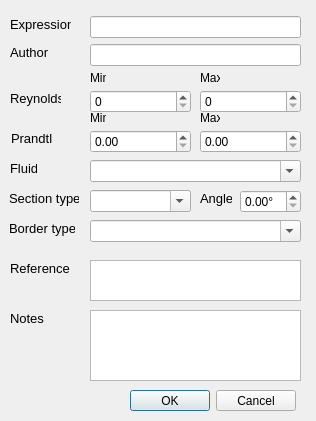
This is addcorrelation.ui in ateixeira0163/PCHE as Qt 5 draws it before an edit. The edited form follows.
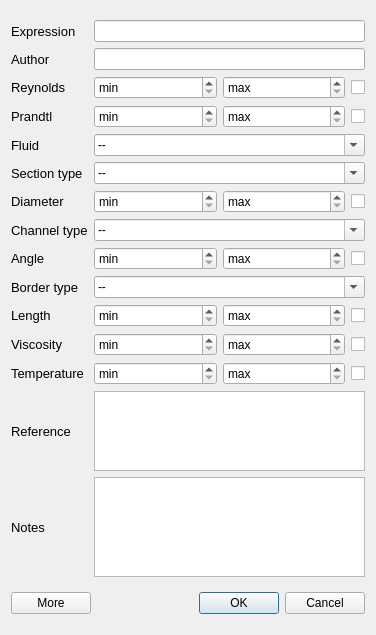
This is the edited form.

```diff
--- a/addcorrelation.ui
+++ b/addcorrelation.ui
@@ -6,38 +6,18 @@
    <rect>
     <x>0</x>
     <y>0</y>
-    <width>316</width>
-    <height>421</height>
+    <width>376</width>
+    <height>635</height>
    </rect>
   </property>
   <property name="windowTitle">
    <string>Add new correlation</string>
   </property>
-  <widget class="QDialogButtonBox" name="buttonBox">
-   <property name="geometry">
-    <rect>
-     <x>130</x>
-     <y>390</y>
-     <width>166</width>
-     <height>21</height>
-    </rect>
-   </property>
-   <property name="orientation">
-    <enum>Qt::Horizontal</enum>
-   </property>
-   <property name="standardButtons">
-    <set>QDialogButtonBox::Cancel|QDialogButtonBox::Ok</set>
-   </property>
-  </widget>
+  <layout class="QGridLayout" name="gridLayout_2">
+   <item row="0" column="0">
+    <layout class="QGridLayout" name="gridLayout">
+     <item row="0" column="0">
   <widget class="QLabel" name="label">
-   <property name="geometry">
-    <rect>
-     <x>10</x>
-     <y>16</y>
-     <width>61</width>
-     <height>16</height>
-    </rect>
-   </property>
    <property name="font">
     <font>
      <pointsize>10</pointsize>
@@ -47,15 +27,12 @@
     <string>Expression</string>
    </property>
   </widget>
+     </item>
+     <item row="0" column="1">
+      <widget class="QLineEdit" name="exprBox"/>
+     </item>
+     <item row="1" column="0">
   <widget class="QLabel" name="label_2">
-   <property name="geometry">
-    <rect>
-     <x>10</x>
-     <y>44</y>
-     <width>38</width>
-     <height>16</height>
-    </rect>
-   </property>
    <property name="font">
     <font>
      <pointsize>10</pointsize>
@@ -65,15 +42,12 @@
     <string>Author</string>
    </property>
   </widget>
+     </item>
+     <item row="1" column="1">
+      <widget class="QLineEdit" name="authorBox"/>
+     </item>
+     <item row="2" column="0">
   <widget class="QLabel" name="label_3">
-   <property name="geometry">
-    <rect>
-     <x>10</x>
-     <y>90</y>
-     <width>51</width>
-     <height>16</height>
-    </rect>
-   </property>
    <property name="font">
     <font>
      <pointsize>10</pointsize>
@@ -83,15 +57,103 @@
     <string>Reynolds</string>
    </property>
   </widget>
+     </item>
+     <item row="2" column="1">
+      <layout class="QHBoxLayout" name="horizontalLayout_9">
+       <item>
+        <layout class="QHBoxLayout" name="horizontalLayout">
+         <item>
+          <widget class="QSpinBox" name="reMinBox">
+           <property name="specialValueText">
+            <string>min</string>
+           </property>
+           <property name="maximum">
+            <number>9999999</number>
+           </property>
+          </widget>
+         </item>
+         <item>
+          <widget class="QSpinBox" name="reMaxBox">
+           <property name="specialValueText">
+            <string>max</string>
+           </property>
+           <property name="maximum">
+            <number>9999999</number>
+           </property>
+          </widget>
+         </item>
+        </layout>
+       </item>
+       <item>
+        <widget class="QCheckBox" name="reVarCheck">
+         <property name="maximumSize">
+          <size>
+           <width>14</width>
+           <height>16777215</height>
+          </size>
+         </property>
+         <property name="text">
+          <string/>
+         </property>
+        </widget>
+       </item>
+      </layout>
+     </item>
+     <item row="3" column="0">
+      <widget class="QLabel" name="label_4">
+       <property name="font">
+        <font>
+         <pointsize>10</pointsize>
+        </font>
+       </property>
+       <property name="text">
+        <string>Prandtl  </string>
+       </property>
+      </widget>
+     </item>
+     <item row="3" column="1">
+      <layout class="QHBoxLayout" name="horizontalLayout_8">
+       <item>
+        <layout class="QHBoxLayout" name="horizontalLayout_2">
+         <item>
+          <widget class="QDoubleSpinBox" name="prMinBox">
+           <property name="specialValueText">
+            <string>min</string>
+           </property>
+           <property name="maximum">
+            <double>9999999.000000000000000</double>
+           </property>
+          </widget>
+         </item>
+         <item>
+          <widget class="QDoubleSpinBox" name="prMaxBox">
+           <property name="specialValueText">
+            <string>max</string>
+           </property>
+           <property name="maximum">
+            <double>9999999.000000000000000</double>
+           </property>
+          </widget>
+         </item>
+        </layout>
+       </item>
+       <item>
+        <widget class="QCheckBox" name="prVarCheck">
+         <property name="maximumSize">
+          <size>
+           <width>14</width>
+           <height>15</height>
+          </size>
+         </property>
+         <property name="text">
+          <string/>
+         </property>
+        </widget>
+       </item>
+      </layout>
+     </item>
+     <item row="4" column="0">
   <widget class="QLabel" name="label_5">
-   <property name="geometry">
-    <rect>
-     <x>10</x>
-     <y>160</y>
-     <width>27</width>
-     <height>16</height>
-    </rect>
-   </property>
    <property name="font">
     <font>
      <pointsize>10</pointsize>
@@ -101,15 +163,19 @@
     <string>Fluid</string>
    </property>
   </widget>
+     </item>
+     <item row="4" column="1">
+      <widget class="QComboBox" name="fluidBox">
+       <property name="editable">
+        <bool>true</bool>
+       </property>
+       <property name="currentText">
+        <string>--</string>
+       </property>
+      </widget>
+     </item>
+     <item row="5" column="0">
   <widget class="QLabel" name="label_6">
-   <property name="geometry">
-    <rect>
-     <x>9</x>
-     <y>190</y>
-     <width>70</width>
-     <height>16</height>
-    </rect>
-   </property>
    <property name="font">
     <font>
      <pointsize>10</pointsize>
@@ -119,15 +185,97 @@
     <string>Section type</string>
    </property>
   </widget>
+     </item>
+     <item row="5" column="1">
+      <widget class="QComboBox" name="sectionBox">
+       <property name="editable">
+        <bool>true</bool>
+       </property>
+       <property name="currentText">
+        <string>--</string>
+       </property>
+      </widget>
+     </item>
+     <item row="6" column="0">
+      <widget class="QLabel" name="label_18">
+       <property name="font">
+        <font>
+         <pointsize>10</pointsize>
+        </font>
+       </property>
+       <property name="text">
+        <string>Diameter</string>
+       </property>
+      </widget>
+     </item>
+     <item row="6" column="1">
+      <layout class="QHBoxLayout" name="horizontalLayout_11">
+       <item>
+        <layout class="QHBoxLayout" name="horizontalLayout_10">
+         <item>
+          <widget class="QDoubleSpinBox" name="dMinBox">
+           <property name="specialValueText">
+            <string>min</string>
+           </property>
+           <property name="suffix">
+            <string> mm</string>
+           </property>
+           <property name="maximum">
+            <double>9999999.000000000000000</double>
+           </property>
+          </widget>
+         </item>
+         <item>
+          <widget class="QDoubleSpinBox" name="dMaxBox">
+           <property name="specialValueText">
+            <string>max</string>
+           </property>
+           <property name="maximum">
+            <double>9999999.000000000000000</double>
+           </property>
+          </widget>
+         </item>
+        </layout>
+       </item>
+       <item>
+        <widget class="QCheckBox" name="dVarCheck">
+         <property name="maximumSize">
+          <size>
+           <width>14</width>
+           <height>16777215</height>
+          </size>
+         </property>
+         <property name="text">
+          <string/>
+         </property>
+        </widget>
+       </item>
+      </layout>
+     </item>
+     <item row="7" column="0">
+      <widget class="QLabel" name="label_15">
+       <property name="font">
+        <font>
+         <pointsize>10</pointsize>
+        </font>
+       </property>
+       <property name="text">
+        <string>Channel type</string>
+       </property>
+      </widget>
+     </item>
+     <item row="7" column="1">
+      <widget class="QComboBox" name="channelTypeBox">
+       <property name="editable">
+        <bool>true</bool>
+       </property>
+       <property name="currentText">
+        <string>--</string>
+       </property>
+      </widget>
+     </item>
+     <item row="8" column="0">
   <widget class="QLabel" name="label_7">
-   <property name="geometry">
-    <rect>
-     <x>200</x>
-     <y>190</y>
-     <width>32</width>
-     <height>16</height>
-    </rect>
-   </property>
    <property name="font">
     <font>
      <pointsize>10</pointsize>
@@ -137,100 +285,50 @@
     <string>Angle</string>
    </property>
   </widget>
-  <widget class="QLineEdit" name="exprBox">
-   <property name="geometry">
-    <rect>
-     <x>90</x>
-     <y>16</y>
-     <width>211</width>
-     <height>22</height>
-    </rect>
-   </property>
-  </widget>
-  <widget class="QLineEdit" name="authorBox">
-   <property name="geometry">
-    <rect>
-     <x>90</x>
-     <y>44</y>
-     <width>211</width>
-     <height>22</height>
-    </rect>
-   </property>
-  </widget>
-  <widget class="QSpinBox" name="reMinBox">
-   <property name="geometry">
-    <rect>
-     <x>90</x>
-     <y>90</y>
-     <width>101</width>
-     <height>23</height>
-    </rect>
-   </property>
-   <property name="maximum">
-    <number>9999999</number>
-   </property>
-  </widget>
-  <widget class="QSpinBox" name="reMaxBox">
-   <property name="geometry">
-    <rect>
-     <x>200</x>
-     <y>90</y>
-     <width>101</width>
-     <height>23</height>
-    </rect>
-   </property>
-   <property name="maximum">
-    <number>9999999</number>
-   </property>
-  </widget>
-  <widget class="QComboBox" name="fluidBox">
-   <property name="geometry">
-    <rect>
-     <x>90</x>
-     <y>160</y>
-     <width>211</width>
-     <height>22</height>
-    </rect>
-   </property>
-   <property name="editable">
-    <bool>true</bool>
-   </property>
-  </widget>
+     </item>
+     <item row="8" column="1">
+      <layout class="QHBoxLayout" name="horizontalLayout_7">
+       <item>
+        <layout class="QHBoxLayout" name="horizontalLayout_3">
+         <item>
   <widget class="QDoubleSpinBox" name="angleBox">
-   <property name="geometry">
-    <rect>
-     <x>240</x>
-     <y>190</y>
-     <width>61</width>
-     <height>23</height>
-    </rect>
+           <property name="specialValueText">
+            <string>min</string>
    </property>
    <property name="suffix">
     <string>°</string>
    </property>
   </widget>
-  <widget class="QComboBox" name="sectionBox">
-   <property name="geometry">
-    <rect>
-     <x>90</x>
-     <y>190</y>
-     <width>101</width>
-     <height>22</height>
-    </rect>
-   </property>
-   <property name="editable">
-    <bool>true</bool>
-   </property>
-  </widget>
+         </item>
+         <item>
+          <widget class="QDoubleSpinBox" name="angleBoxMax">
+           <property name="specialValueText">
+            <string>max</string>
+           </property>
+           <property name="suffix">
+            <string>°</string>
+           </property>
+          </widget>
+         </item>
+        </layout>
+       </item>
+       <item>
+        <widget class="QCheckBox" name="angleVarCheck">
+         <property name="maximumSize">
+          <size>
+           <width>14</width>
+           <height>16777215</height>
+          </size>
+         </property>
+         <property name="text">
+          <string/>
+         </property>
+        </widget>
+       </item>
+      </layout>
+     </item>
+     <item row="9" column="0">
   <widget class="QLabel" name="label_8">
-   <property name="geometry">
-    <rect>
-     <x>9</x>
-     <y>220</y>
-     <width>66</width>
-     <height>16</height>
-    </rect>
-   </property>
    <property name="font">
     <font>
      <pointsize>10</pointsize>
@@ -240,134 +338,184 @@
     <string>Border type</string>
    </property>
   </widget>
+     </item>
+     <item row="9" column="1">
   <widget class="QComboBox" name="borderBox">
-   <property name="geometry">
-    <rect>
-     <x>90</x>
-     <y>220</y>
-     <width>211</width>
-     <height>22</height>
-    </rect>
-   </property>
    <property name="editable">
     <bool>true</bool>
    </property>
-  </widget>
-  <widget class="QLabel" name="label_9">
-   <property name="geometry">
-    <rect>
-     <x>90</x>
-     <y>70</y>
-     <width>16</width>
-     <height>16</height>
-    </rect>
+       <property name="currentText">
+        <string>--</string>
+       </property>
+      </widget>
+     </item>
+     <item row="10" column="0">
+      <widget class="QLabel" name="label_19">
+       <property name="font">
+        <font>
+         <pointsize>10</pointsize>
+        </font>
    </property>
    <property name="text">
-    <string>Min</string>
-   </property>
-  </widget>
-  <widget class="QLabel" name="label_10">
-   <property name="geometry">
-    <rect>
-     <x>200</x>
-     <y>70</y>
-     <width>20</width>
-     <height>16</height>
-    </rect>
-   </property>
-   <property name="text">
-    <string>Max</string>
-   </property>
-  </widget>
-  <widget class="QLabel" name="label_4">
-   <property name="geometry">
-    <rect>
-     <x>11</x>
-     <y>130</y>
-     <width>48</width>
-     <height>16</height>
-    </rect>
-   </property>
+        <string>Length</string>
+       </property>
+      </widget>
+     </item>
+     <item row="10" column="1">
+      <layout class="QHBoxLayout" name="horizontalLayout_13">
+       <item>
+        <layout class="QHBoxLayout" name="horizontalLayout_12">
+         <item>
+          <widget class="QDoubleSpinBox" name="lMinBox">
+           <property name="specialValueText">
+            <string>min</string>
+           </property>
+           <property name="suffix">
+            <string> mm</string>
+           </property>
+           <property name="maximum">
+            <double>9999999.000000000000000</double>
+           </property>
+          </widget>
+         </item>
+         <item>
+          <widget class="QDoubleSpinBox" name="lMaxBox">
+           <property name="specialValueText">
+            <string>max</string>
+           </property>
+           <property name="maximum">
+            <double>9999999.000000000000000</double>
+           </property>
+          </widget>
+         </item>
+        </layout>
+       </item>
+       <item>
+        <widget class="QCheckBox" name="lVarCheck">
+         <property name="maximumSize">
+          <size>
+           <width>14</width>
+           <height>16777215</height>
+          </size>
+         </property>
+         <property name="text">
+          <string/>
+         </property>
+        </widget>
+       </item>
+      </layout>
+     </item>
+     <item row="11" column="0">
+      <widget class="QLabel" name="label_20">
    <property name="font">
     <font>
      <pointsize>10</pointsize>
     </font>
    </property>
    <property name="text">
-    <string>Prandtl  </string>
-   </property>
-  </widget>
-  <widget class="QLabel" name="label_11">
-   <property name="geometry">
-    <rect>
-     <x>90</x>
-     <y>110</y>
-     <width>16</width>
-     <height>16</height>
-    </rect>
-   </property>
+        <string>Viscosity</string>
+       </property>
+      </widget>
+     </item>
+     <item row="11" column="1">
+      <layout class="QHBoxLayout" name="horizontalLayout_15">
+       <item>
+        <layout class="QHBoxLayout" name="horizontalLayout_14">
+         <item>
+          <widget class="QDoubleSpinBox" name="viscMinBox">
+           <property name="specialValueText">
+            <string>min</string>
+           </property>
+           <property name="suffix">
+            <string> mm</string>
+           </property>
+           <property name="maximum">
+            <double>9999999.000000000000000</double>
+           </property>
+          </widget>
+         </item>
+         <item>
+          <widget class="QDoubleSpinBox" name="viscMaxBox">
+           <property name="specialValueText">
+            <string>max</string>
+           </property>
+           <property name="maximum">
+            <double>9999999.000000000000000</double>
+           </property>
+          </widget>
+         </item>
+        </layout>
+       </item>
+       <item>
+        <widget class="QCheckBox" name="viscVarCheck">
+         <property name="maximumSize">
+          <size>
+           <width>14</width>
+           <height>16777215</height>
+          </size>
+         </property>
    <property name="text">
-    <string>Min</string>
-   </property>
-  </widget>
-  <widget class="QLabel" name="label_12">
-   <property name="geometry">
-    <rect>
-     <x>200</x>
-     <y>110</y>
-     <width>20</width>
-     <height>16</height>
-    </rect>
+          <string/>
+         </property>
+        </widget>
+       </item>
+      </layout>
+     </item>
+     <item row="12" column="0">
+      <widget class="QLabel" name="label_21">
+       <property name="font">
+        <font>
+         <pointsize>10</pointsize>
+        </font>
    </property>
    <property name="text">
-    <string>Max</string>
-   </property>
-  </widget>
-  <widget class="QDoubleSpinBox" name="prMinBox">
-   <property name="geometry">
-    <rect>
-     <x>90</x>
-     <y>130</y>
-     <width>101</width>
-     <height>23</height>
-    </rect>
-   </property>
-   <property name="maximum">
-    <double>9999999.000000000000000</double>
-   </property>
-  </widget>
-  <widget class="QDoubleSpinBox" name="prMaxBox">
-   <property name="geometry">
-    <rect>
-     <x>200</x>
-     <y>130</y>
-     <width>101</width>
-     <height>23</height>
-    </rect>
-   </property>
-   <property name="maximum">
-    <double>9999999.000000000000000</double>
-   </property>
-  </widget>
-  <widget class="QTextEdit" name="referenceBox">
-   <property name="geometry">
-    <rect>
-     <x>90</x>
-     <y>260</y>
-     <width>211</width>
-     <height>41</height>
-    </rect>
-   </property>
-  </widget>
+        <string>Temperature</string>
+       </property>
+      </widget>
+     </item>
+     <item row="12" column="1">
+      <layout class="QHBoxLayout" name="horizontalLayout_6">
+       <item>
+        <layout class="QHBoxLayout" name="horizontalLayout_5">
+         <item>
+          <widget class="QDoubleSpinBox" name="tempBoxMin">
+           <property name="specialValueText">
+            <string>min</string>
+           </property>
+           <property name="suffix">
+            <string>°</string>
+           </property>
+          </widget>
+         </item>
+         <item>
+          <widget class="QDoubleSpinBox" name="tempBoxMax">
+           <property name="specialValueText">
+            <string>max</string>
+           </property>
+           <property name="suffix">
+            <string>°</string>
+           </property>
+          </widget>
+         </item>
+        </layout>
+       </item>
+       <item>
+        <widget class="QCheckBox" name="tempVarCheck">
+         <property name="maximumSize">
+          <size>
+           <width>14</width>
+           <height>16777215</height>
+          </size>
+         </property>
+         <property name="text">
+          <string/>
+         </property>
+        </widget>
+       </item>
+      </layout>
+     </item>
+     <item row="13" column="0">
   <widget class="QLabel" name="label_13">
-   <property name="geometry">
-    <rect>
-     <x>10</x>
-     <y>260</y>
-     <width>66</width>
-     <height>16</height>
-    </rect>
-   </property>
    <property name="font">
     <font>
      <pointsize>10</pointsize>
@@ -377,25 +525,19 @@
     <string>Reference</string>
    </property>
   </widget>
-  <widget class="QTextEdit" name="notesBox">
-   <property name="geometry">
-    <rect>
-     <x>90</x>
-     <y>310</y>
-     <width>211</width>
-     <height>71</height>
-    </rect>
-   </property>
-  </widget>
+     </item>
+     <item row="13" column="1">
+      <widget class="QTextEdit" name="referenceBox">
+       <property name="maximumSize">
+        <size>
+         <width>16777215</width>
+         <height>80</height>
+        </size>
+       </property>
+      </widget>
+     </item>
+     <item row="14" column="0">
   <widget class="QLabel" name="label_14">
-   <property name="geometry">
-    <rect>
-     <x>10</x>
-     <y>310</y>
-     <width>66</width>
-     <height>16</height>
-    </rect>
-   </property>
    <property name="font">
     <font>
      <pointsize>10</pointsize>
@@ -405,6 +547,54 @@
     <string>Notes</string>
    </property>
   </widget>
+     </item>
+     <item row="14" column="1">
+      <widget class="QTextEdit" name="notesBox">
+       <property name="maximumSize">
+        <size>
+         <width>16777215</width>
+         <height>100</height>
+        </size>
+       </property>
+      </widget>
+     </item>
+    </layout>
+   </item>
+   <item row="1" column="0">
+    <layout class="QHBoxLayout" name="horizontalLayout_4">
+     <item>
+      <widget class="QPushButton" name="moreButton">
+       <property name="text">
+        <string>More</string>
+       </property>
+      </widget>
+     </item>
+     <item>
+      <spacer name="horizontalSpacer">
+       <property name="orientation">
+        <enum>Qt::Horizontal</enum>
+       </property>
+       <property name="sizeHint" stdset="0">
+        <size>
+         <width>40</width>
+         <height>20</height>
+        </size>
+       </property>
+      </spacer>
+     </item>
+     <item>
+      <widget class="QDialogButtonBox" name="buttonBox">
+       <property name="orientation">
+        <enum>Qt::Horizontal</enum>
+       </property>
+       <property name="standardButtons">
+        <set>QDialogButtonBox::Cancel|QDialogButtonBox::Ok</set>
+       </property>
+      </widget>
+     </item>
+    </layout>
+   </item>
+  </layout>
  </widget>
  <tabstops>
   <tabstop>exprBox</tabstop>
```
Lines whose indentation alone changed are shown as unchanged.
